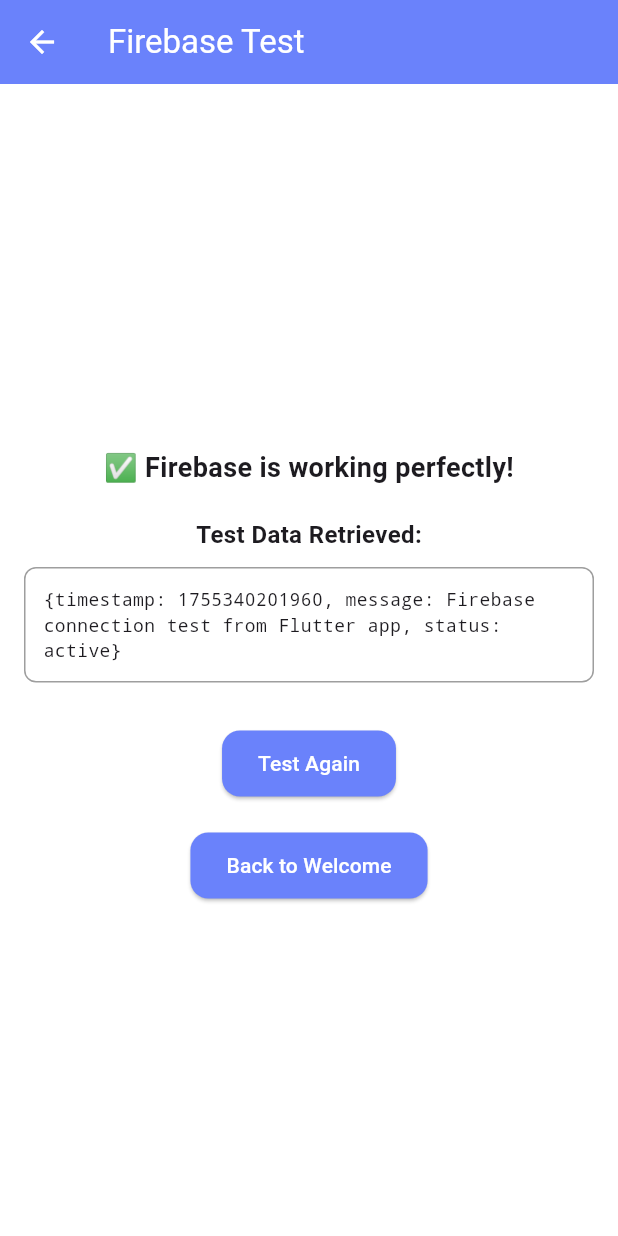
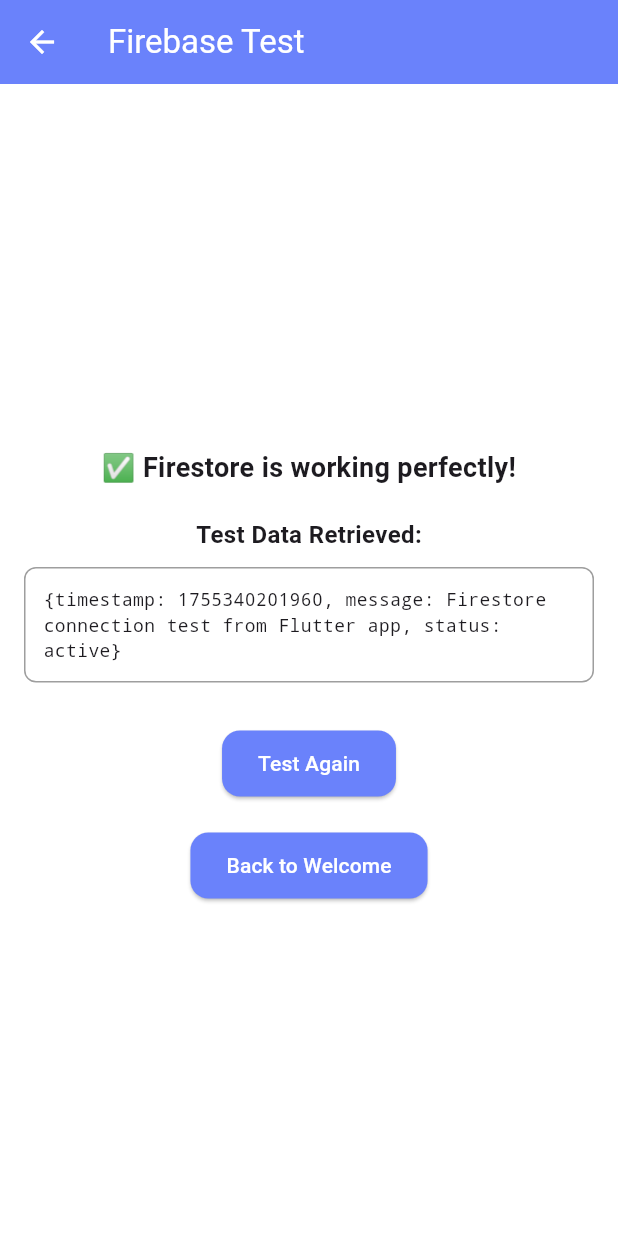
Before and after one commit to HimashaChinthani/Flutter_chat_app, a Flutter app: the FirebaseTestScreen screen opened directly, after a tap on "Test Again", on a phone screen of 412 x 824 dp. Run offline on Flutter 3.47's test engine with Material 3 defaults, Android fonts, the phone set to English and light mode, and no system bars; our stand-ins replace cloud_firestore, firebase_auth, firebase_core, qr_flutter, sqflite; missing offline and left inert: mobile_scanner; accounts and stored records are empty; network calls fail.

Commit message:
create firebase connection

```diff
--- a/my_flutter_app/lib/main.dart
+++ b/my_flutter_app/lib/main.dart
@@ -1,9 +1,11 @@
 import 'package:flutter/material.dart';
 import 'package:firebase_core/firebase_core.dart';
-import 'package:firebase_database/firebase_database.dart';
+import 'package:cloud_firestore/cloud_firestore.dart';
+import 'package:firebase_auth/firebase_auth.dart';
 import 'firebase_options.dart';
 import 'theme.dart';
 import 'view/welcome_screen.dart';
+import 'services/crud_services.dart';
 
 void main() async {
   WidgetsFlutterBinding.ensureInitialized();
@@ -14,6 +16,13 @@ void main() async {
       options: DefaultFirebaseOptions.currentPlatform,
     );
     print('Firebase initialized successfully');
+
+    // Ensure we have an authenticated user (anonymous is fine for testing)
+    final auth = FirebaseAuth.instance;
+    if (auth.currentUser == null) {
+      await auth.signInAnonymously();
+      print('Signed in anonymously for Firestore access');
+    }
   } catch (e) {
     print('Error initializing Firebase: $e');
   }
@@ -23,25 +32,49 @@ void main() async {
 
 Future<void> testFirebaseConnection() async {
   try {
-    final database = FirebaseDatabase.instance;
-    final ref = database.ref('test');
+    final firestore = FirebaseFirestore.instance;
+    final ref = firestore.collection('AppDiagnostics').doc('main_test');
 
     // Try to write a test value
     await ref.set({
       'timestamp': DateTime.now().millisecondsSinceEpoch,
-      'message': 'Firebase connection test',
+      'message': 'Firestore connection test',
     });
-    print('✅ Firebase write test successful');
+    print('✅ Firestore write test successful');
 
     // Try to read the test value
     final snapshot = await ref.get();
     if (snapshot.exists) {
-      print('✅ Firebase read test successful: ${snapshot.value}');
+      print('✅ Firestore read test successful: ${snapshot.data()}');
     } else {
-      print('❌ Firebase read test failed: no data');
+      print('❌ Firestore read test failed: no data');
     }
   } catch (e) {
-    print('❌ Firebase connection test failed: $e');
+    print('❌ Firestore connection test failed: $e');
+  }
+}
+
+// UI-friendly tester that writes to 'users' with auto id and shows SnackBars
+Future<void> testFirebaseConnectionUI(BuildContext context) async {
+  final crudServices = CrudServices();
+  final id = await crudServices.insertUserAuto(
+    name: 'Test User ${DateTime.now().millisecondsSinceEpoch}',
+  );
+  if (!context.mounted) return;
+  if (id != null) {
+    ScaffoldMessenger.of(context).showSnackBar(
+      SnackBar(
+        content: Text('✅ Firebase OK! User inserted: $id'),
+        backgroundColor: Colors.green,
+      ),
+    );
+  } else {
+    ScaffoldMessenger.of(context).showSnackBar(
+      const SnackBar(
+        content: Text('❌ Firebase connection failed!'),
+        backgroundColor: Colors.red,
+      ),
+    );
   }
 }
 
--- a/my_flutter_app/lib/view/firebase_test_screen.dart
+++ b/my_flutter_app/lib/view/firebase_test_screen.dart
@@ -1,5 +1,5 @@
 import 'package:flutter/material.dart';
-import 'package:firebase_database/firebase_database.dart';
+import 'package:cloud_firestore/cloud_firestore.dart';
 
 class FirebaseTestScreen extends StatefulWidget {
   const FirebaseTestScreen({Key? key}) : super(key: key);
@@ -26,8 +26,8 @@ class _FirebaseTestScreenState extends State<FirebaseTestScreen> {
         _isLoading = true;
       });
 
-      final database = FirebaseDatabase.instance;
-      final ref = database.ref('firebase_test');
+      final firestore = FirebaseFirestore.instance;
+      final ref = firestore.collection('AppDiagnostics').doc('firebase_test');
 
       // Test write
       setState(() {
@@ -36,7 +36,7 @@ class _FirebaseTestScreenState extends State<FirebaseTestScreen> {
 
       await ref.set({
         'timestamp': DateTime.now().millisecondsSinceEpoch,
-        'message': 'Firebase connection test from Flutter app',
+        'message': 'Firestore connection test from Flutter app',
         'status': 'active',
       });
 
@@ -48,8 +48,8 @@ class _FirebaseTestScreenState extends State<FirebaseTestScreen> {
       final snapshot = await ref.get();
       if (snapshot.exists) {
         setState(() {
-          _status = '✅ Firebase is working perfectly!';
-          _testData = snapshot.value.toString();
+          _status = '✅ Firestore is working perfectly!';
+          _testData = snapshot.data()!.toString();
           _isLoading = false;
         });
       } else {
@@ -60,7 +60,7 @@ class _FirebaseTestScreenState extends State<FirebaseTestScreen> {
       }
     } catch (e) {
       setState(() {
-        _status = '❌ Firebase test failed: $e';
+        _status = '❌ Firestore test failed: $e';
         _isLoading = false;
       });
     }
--- a/my_flutter_app/pubspec.yaml
+++ b/my_flutter_app/pubspec.yaml
@@ -36,6 +36,7 @@ dependencies:
   cloud_firestore: ^5.5.0
   firebase_database: ^11.3.4
   firebase_storage: ^12.4.10
+  firebase_auth: ^5.3.0
   mobile_scanner: any
   path: any
   qr_flutter: any
```
Also changed, not shown: my_flutter_app/lib/services/crud_services.dart (added, +55 -0 lines), my_flutter_app/lib/services/user_service.dart (+17 -6 lines), my_flutter_app/lib/view/chat_screen.dart (+37 -1 lines), my_flutter_app/lib/view/welcome_screen.dart (+2 -26 lines), my_flutter_app/pubspec.lock, 5 other files.
